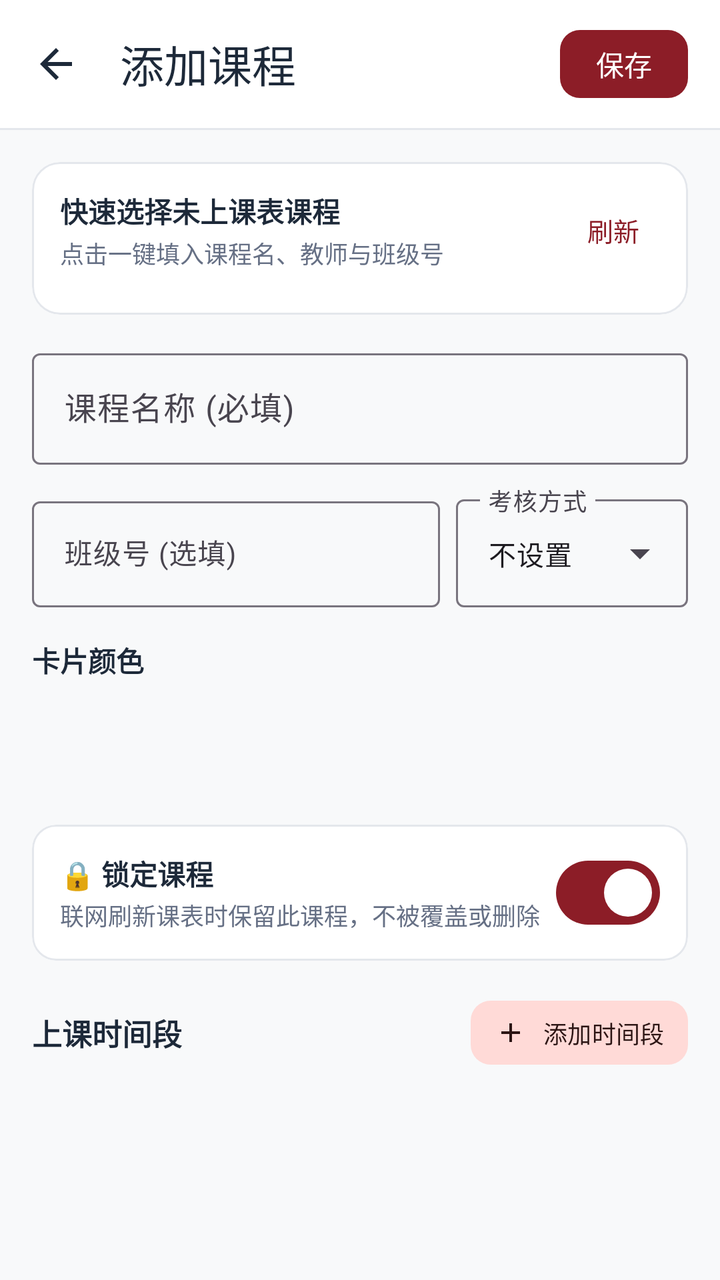
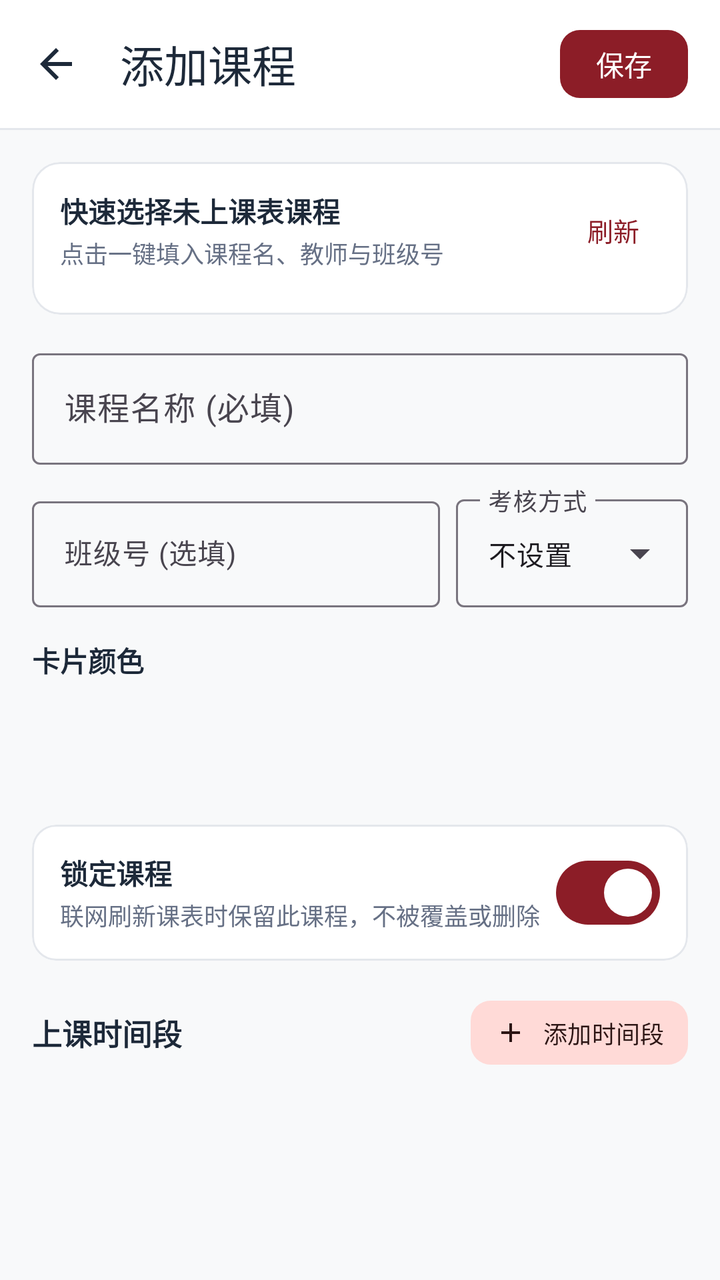

Screens rendered from an Android XML layout before and after an edit, with the pre-edit source and the edit as a unified diff.
<!-- AndroidManifest.xml: application theme Theme.UsstJwgl -->
<!-- res/layout/activity_add_course.xml -->
<?xml version="1.0" encoding="utf-8"?>
<LinearLayout xmlns:android="http://schemas.android.com/apk/res/android"
    xmlns:app="http://schemas.android.com/apk/res-auto"
    android:layout_width="match_parent"
    android:layout_height="match_parent"
    android:fitsSystemWindows="true"
    android:background="@color/background"
    android:orientation="vertical">

    
    <com.google.android.material.appbar.MaterialToolbar
        android:id="@+id/toolbarAddCourse"
        android:layout_width="match_parent"
        android:layout_height="?attr/actionBarSize"
        android:background="@color/surface"
        app:navigationIcon="@drawable/ic_arrow_back"
        app:title="添加课程"
        app:titleTextColor="@color/text_primary">

        <com.google.android.material.button.MaterialButton
            android:id="@+id/btnSaveCourse"
            style="@style/Widget.Material3.Button"
            android:layout_width="wrap_content"
            android:layout_height="34dp"
            android:layout_gravity="end|center_vertical"
            android:layout_marginEnd="16dp"
            android:gravity="center"
            android:includeFontPadding="false"
            android:insetTop="0dp"
            android:insetBottom="0dp"
            android:minWidth="64dp"
            android:minHeight="0dp"
            android:paddingHorizontal="16dp"
            android:paddingVertical="0dp"
            android:text="保存"
            android:textSize="14sp"
            app:cornerRadius="10dp" />
    </com.google.android.material.appbar.MaterialToolbar>

    <View
        android:layout_width="match_parent"
        android:layout_height="1dp"
        android:background="@color/border" />

    <androidx.core.widget.NestedScrollView
        android:layout_width="match_parent"
        android:layout_height="0dp"
        android:layout_weight="1"
        android:fillViewport="true">

        <LinearLayout
            android:layout_width="match_parent"
            android:layout_height="wrap_content"
            android:orientation="vertical"
            android:padding="16dp">

            
            <com.google.android.material.card.MaterialCardView
                android:id="@+id/cardQuickPickUnscheduled"
                android:layout_width="match_parent"
                android:layout_height="wrap_content"
                android:layout_marginBottom="14dp"
                app:cardBackgroundColor="@color/surface"
                app:cardCornerRadius="14dp"
                app:cardElevation="0dp"
                app:strokeColor="@color/border"
                app:strokeWidth="1dp">

                <LinearLayout
                    android:layout_width="match_parent"
                    android:layout_height="wrap_content"
                    android:orientation="vertical"
                    android:padding="14dp">

                    <LinearLayout
                        android:layout_width="match_parent"
                        android:layout_height="wrap_content"
                        android:gravity="center_vertical"
                        android:orientation="horizontal">

                        <LinearLayout
                            android:layout_width="0dp"
                            android:layout_height="wrap_content"
                            android:layout_weight="1"
                            android:orientation="vertical">

                            <TextView
                                android:layout_width="wrap_content"
                                android:layout_height="wrap_content"
                                android:text="快速选择未上课表课程"
                                android:textColor="@color/text_primary"
                                android:textSize="14sp"
                                android:textStyle="bold" />

                            <TextView
                                android:id="@+id/tvUnscheduledHint"
                                android:layout_width="wrap_content"
                                android:layout_height="wrap_content"
                                android:layout_marginTop="2dp"
                                android:text="点击一键填入课程名、教师与班级号"
                                android:textColor="@color/text_secondary"
                                android:textSize="12sp" />
                        </LinearLayout>

                        <ProgressBar
                            android:id="@+id/progressUnscheduled"
                            style="?android:attr/progressBarStyleSmall"
                            android:layout_width="18dp"
                            android:layout_height="18dp"
                            android:layout_marginEnd="6dp"
                            android:visibility="gone" />

                        <com.google.android.material.button.MaterialButton
                            android:id="@+id/btnRefreshUnscheduled"
                            style="@style/Widget.Material3.Button.TextButton"
                            android:layout_width="wrap_content"
                            android:layout_height="34dp"
                            android:gravity="center"
                            android:includeFontPadding="false"
                            android:insetTop="0dp"
                            android:insetBottom="0dp"
                            android:minWidth="0dp"
                            android:minHeight="0dp"
                            android:paddingHorizontal="10dp"
                            android:paddingVertical="0dp"
                            android:text="刷新"
                            android:textSize="13sp" />
                    </LinearLayout>

                    <TextView
                        android:id="@+id/tvUnscheduledEmpty"
                        android:layout_width="match_parent"
                        android:layout_height="wrap_content"
                        android:layout_marginTop="8dp"
                        android:text="本学期暂无未上课表的课程，可手动填写"
                        android:textColor="@color/text_tertiary"
                        android:textSize="12sp"
                        android:visibility="gone" />

                    <LinearLayout
                        android:id="@+id/llUnscheduledList"
                        android:layout_width="match_parent"
                        android:layout_height="wrap_content"
                        android:layout_marginTop="8dp"
                        android:orientation="vertical" />
                </LinearLayout>
            </com.google.android.material.card.MaterialCardView>

            
            <com.google.android.material.textfield.TextInputLayout
                style="@style/Widget.Material3.TextInputLayout.OutlinedBox"
                android:layout_width="match_parent"
                android:layout_height="wrap_content"
                android:hint="课程名称 (必填)">

                <com.google.android.material.textfield.TextInputEditText
                    android:id="@+id/etCourseName"
                    android:layout_width="match_parent"
                    android:layout_height="wrap_content"
                    android:singleLine="true"
                    android:textSize="16sp" />
            </com.google.android.material.textfield.TextInputLayout>

            
            <LinearLayout
                android:layout_width="match_parent"
                android:layout_height="wrap_content"
                android:layout_marginTop="12dp"
                android:orientation="horizontal">

                <com.google.android.material.textfield.TextInputLayout
                    style="@style/Widget.Material3.TextInputLayout.OutlinedBox"
                    android:layout_width="0dp"
                    android:layout_height="wrap_content"
                    android:layout_weight="1"
                    android:layout_marginEnd="8dp"
                    android:hint="班级号 (选填)">

                    <com.google.android.material.textfield.TextInputEditText
                        android:id="@+id/etClassCode"
                        android:layout_width="match_parent"
                        android:layout_height="wrap_content"
                        android:singleLine="true"
                        android:textSize="14sp" />
                </com.google.android.material.textfield.TextInputLayout>

                <com.google.android.material.textfield.TextInputLayout
                    style="@style/Widget.Material3.TextInputLayout.OutlinedBox.ExposedDropdownMenu"
                    android:layout_width="116dp"
                    android:layout_height="wrap_content"
                    android:hint="考核方式">

                    <AutoCompleteTextView
                        android:id="@+id/actvExamType"
                        android:layout_width="match_parent"
                        android:layout_height="wrap_content"
                        android:inputType="none"
                        android:text="不设置"
                        android:textSize="13.5sp" />
                </com.google.android.material.textfield.TextInputLayout>
            </LinearLayout>

            
            <TextView
                android:layout_width="wrap_content"
                android:layout_height="wrap_content"
                android:layout_marginTop="16dp"
                android:text="卡片颜色"
                android:textColor="@color/text_primary"
                android:textSize="14sp"
                android:textStyle="bold" />

            <HorizontalScrollView
                android:layout_width="match_parent"
                android:layout_height="wrap_content"
                android:layout_marginTop="8dp"
                android:scrollbars="none">

                <LinearLayout
                    android:id="@+id/llColorPalette"
                    android:layout_width="wrap_content"
                    android:layout_height="48dp"
                    android:gravity="center_vertical"
                    android:orientation="horizontal">
                    
                </LinearLayout>
            </HorizontalScrollView>

            
            <com.google.android.material.card.MaterialCardView
                android:id="@+id/cardLockCourse"
                android:layout_width="match_parent"
                android:layout_height="wrap_content"
                android:layout_marginTop="16dp"
                app:cardBackgroundColor="@color/surface"
                app:cardCornerRadius="12dp"
                app:cardElevation="0dp"
                app:strokeColor="@color/border"
                app:strokeWidth="1dp">

                <LinearLayout
                    android:layout_width="match_parent"
                    android:layout_height="wrap_content"
                    android:gravity="center_vertical"
                    android:orientation="horizontal"
                    android:paddingHorizontal="14dp"
                    android:paddingVertical="10dp">

                    <LinearLayout
                        android:layout_width="0dp"
                        android:layout_height="wrap_content"
                        android:layout_weight="1"
                        android:orientation="vertical">

                        <TextView
                            android:layout_width="wrap_content"
                            android:layout_height="wrap_content"
                            android:text="🔒 锁定课程"
                            android:textColor="@color/text_primary"
                            android:textSize="14sp"
                            android:textStyle="bold" />

                        <TextView
                            android:layout_width="wrap_content"
                            android:layout_height="wrap_content"
                            android:layout_marginTop="2dp"
                            android:text="联网刷新课表时保留此课程，不被覆盖或删除"
                            android:textColor="@color/text_secondary"
                            android:textSize="12sp" />
                    </LinearLayout>

                    <com.google.android.material.materialswitch.MaterialSwitch
                        android:id="@+id/switchLockCourse"
                        android:layout_width="wrap_content"
                        android:layout_height="wrap_content"
                        android:checked="true" />
                </LinearLayout>
            </com.google.android.material.card.MaterialCardView>

            
            <LinearLayout
                android:layout_width="match_parent"
                android:layout_height="wrap_content"
                android:layout_marginTop="20dp"
                android:gravity="center_vertical"
                android:orientation="horizontal">

                <TextView
                    android:layout_width="0dp"
                    android:layout_height="wrap_content"
                    android:layout_weight="1"
                    android:text="上课时间段"
                    android:textColor="@color/text_primary"
                    android:textSize="15sp"
                    android:textStyle="bold" />

                <com.google.android.material.button.MaterialButton
                    android:id="@+id/btnAddSlot"
                    style="@style/Widget.Material3.Button.TonalButton"
                    android:layout_width="wrap_content"
                    android:layout_height="32dp"
                    android:gravity="center"
                    android:includeFontPadding="false"
                    android:insetTop="0dp"
                    android:insetBottom="0dp"
                    android:minHeight="0dp"
                    android:paddingHorizontal="12dp"
                    android:paddingVertical="0dp"
                    android:text="添加时间段"
                    android:textSize="12sp"
                    app:cornerRadius="10dp"
                    app:icon="@drawable/ic_add"
                    app:iconGravity="textStart"
                    app:iconSize="16dp" />
            </LinearLayout>

            
            <LinearLayout
                android:id="@+id/llSlotsContainer"
                android:layout_width="match_parent"
                android:layout_height="wrap_content"
                android:layout_marginTop="8dp"
                android:orientation="vertical">
                
            </LinearLayout>

        </LinearLayout>
    </androidx.core.widget.NestedScrollView>

</LinearLayout>
<!-- resources referenced by this layout -->
<resources>
  <color name="background">#F8F9FA</color>
  <color name="border">#E4E7EC</color>
  <color name="surface">#FFFFFF</color>
  <color name="text_primary">#1D2939</color>
  <color name="text_secondary">#667085</color>
  <color name="text_tertiary">#98A2B3</color>
  <!-- drawable ic_add (drawable) -->
  <vector xmlns:android="http://schemas.android.com/apk/res/android"
      android:width="24dp"
      android:height="24dp"
      android:viewportWidth="24"
      android:viewportHeight="24">
    <path
        android:fillColor="#FF000000"
        android:pathData="M19,13h-6v6h-2v-6H5v-2h6V5h2v6h6v2z"/>
  </vector>
  <!-- drawable ic_arrow_back (drawable) -->
  <vector xmlns:android="http://schemas.android.com/apk/res/android"
      android:width="24dp"
      android:height="24dp"
      android:viewportWidth="24"
      android:viewportHeight="24">
    <path
        android:fillColor="@color/text_primary"
        android:pathData="M20,11H7.83l5.59,-5.59L12,4l-8,8 8,8 1.41,-1.41L7.83,13H20v-2z"/>
  </vector>
  <style name="Theme.UsstJwgl" parent="Theme.Material3.DayNight.NoActionBar">
          <item name="colorPrimary">@color/primary</item>
          <item name="colorOnPrimary">@color/on_primary</item>
          <item name="colorPrimaryContainer">@color/primary_container</item>
          <item name="colorOnPrimaryContainer">@color/on_primary_container</item>
  
          <item name="colorSecondary">@color/secondary</item>
          <item name="colorSecondaryContainer">@color/secondary_container</item>
          <item name="colorOnSecondaryContainer">@color/on_secondary_container</item>
  
          <item name="android:statusBarColor">@android:color/transparent</item>
          <item name="android:windowLightStatusBar">true</item>
          <item name="android:navigationBarColor">@android:color/transparent</item>
          <item name="android:windowLightNavigationBar" tools:targetApi="o_mr1">true</item>
          <item name="android:windowBackground">@color/background</item>
  
          
          <item name="bottomNavigationStyle">@style/Widget.Material3.BottomNavigationView</item>
  
          
          <item name="materialCardViewStyle">@style/Widget.Material3.CardView.Outlined</item>
          <item name="android:forceDarkAllowed" tools:targetApi="q">false</item>
      </style>
  <color name="primary">#8C1D27</color>
  <color name="on_primary">#FFFFFF</color>
  <color name="primary_container">#FFDAD8</color>
  <color name="on_primary_container">#3B080E</color>
  <color name="secondary">#775654</color>
  <color name="secondary_container">#FFDAD7</color>
  <color name="on_secondary_container">#2C1514</color>
</resources>

<!-- the commit's change to res/layout/activity_add_course.xml (unified diff, before → after) -->
@@ -255,7 +255,7 @@
                         <TextView
                             android:layout_width="wrap_content"
                             android:layout_height="wrap_content"
-                            android:text="🔒 锁定课程"
+                            android:text="锁定课程"
                             android:textColor="@color/text_primary"
                             android:textSize="14sp"
                             android:textStyle="bold" />
